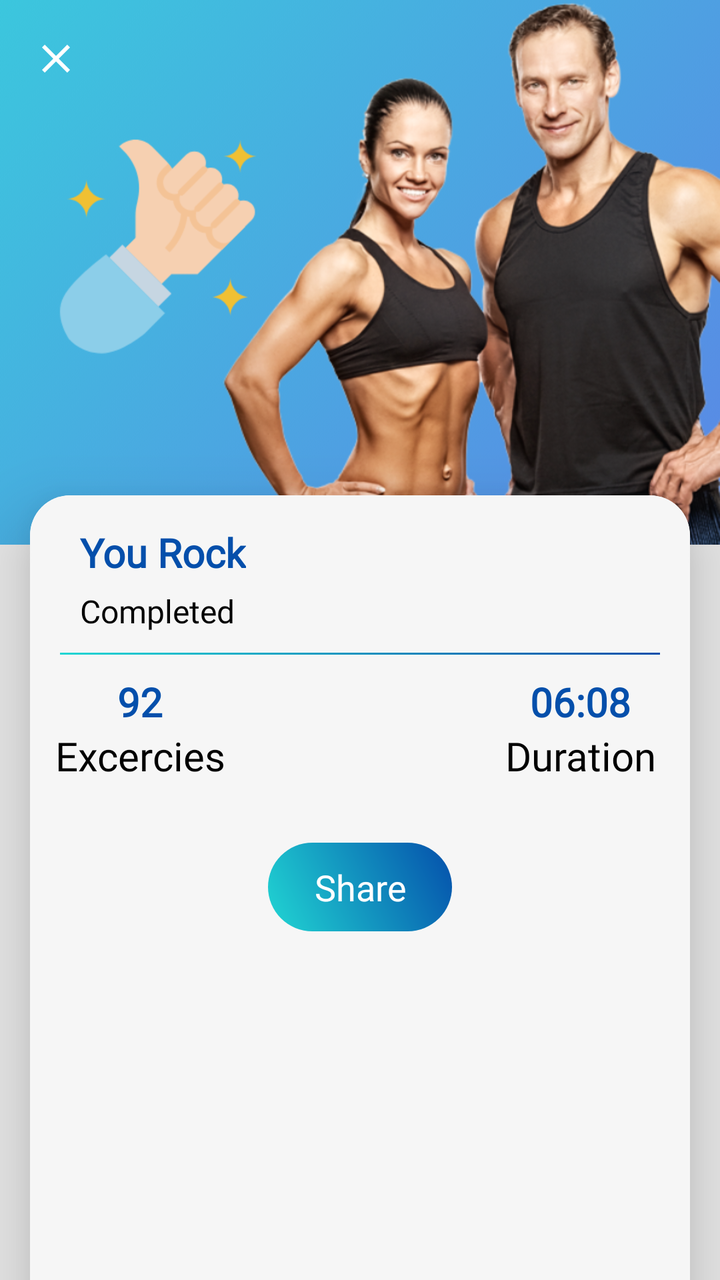
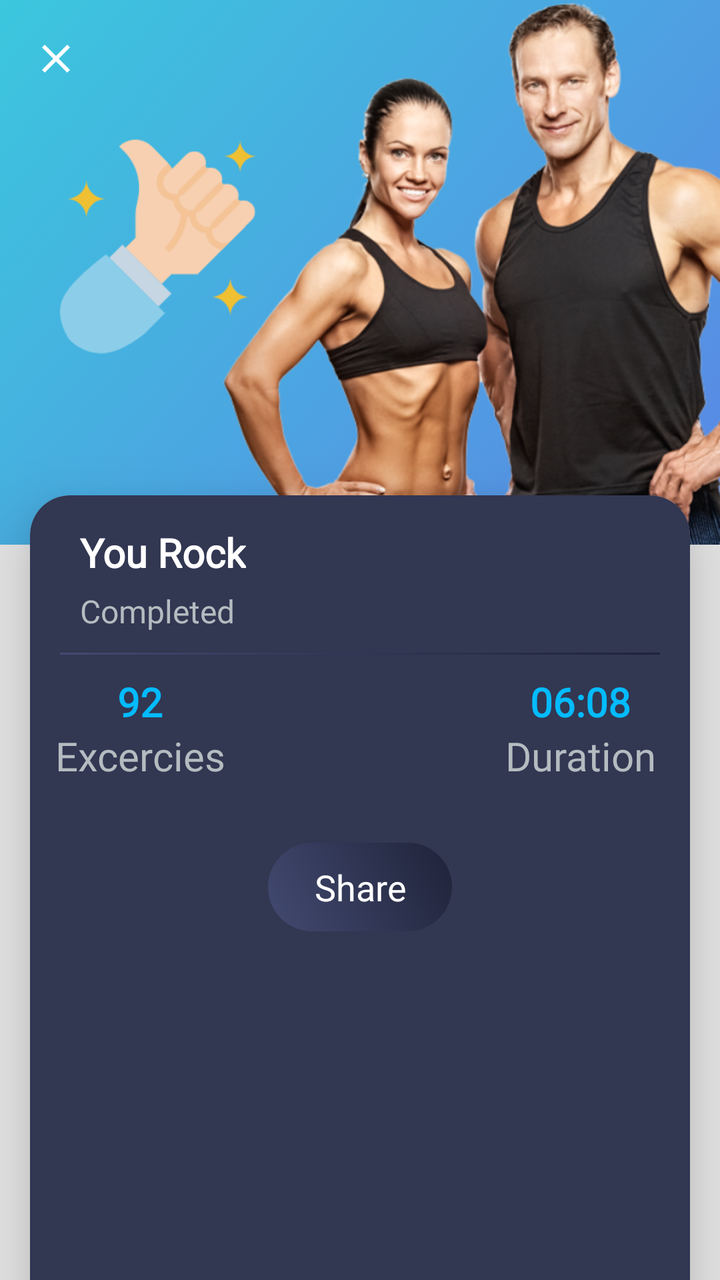

Compare the two renders of this Android layout. The source of the first and the diff that turns it into the second are given below.
<!-- AndroidManifest.xml: application theme AppTheme -->
<!-- res/layout/exc_completion_layout.xml -->
<?xml version="1.0" encoding="utf-8"?>
<LinearLayout xmlns:android="http://schemas.android.com/apk/res/android"
    xmlns:aapt="http://schemas.android.com/aapt"
    xmlns:app="http://schemas.android.com/apk/res-auto"
    android:layout_width="match_parent"
    android:layout_height="match_parent"
    android:background="@color/gray_color"
    android:orientation="vertical">

    <com.google.android.material.appbar.AppBarLayout
        android:id="@+id/appBarLayout"
        android:layout_marginTop="-35dp"
        android:layout_width="match_parent"
        android:background="@mipmap/workout_complete"
        android:layout_height="wrap_content">

        <androidx.appcompat.widget.Toolbar
            android:id="@+id/mtoolbar"
            android:layout_width="match_parent"
            android:layout_height="wrap_content"
            android:layout_marginTop="36dp"
            android:theme="@style/myToolbarTheme">

            <RelativeLayout
                android:layout_width="match_parent"
                android:layout_height="wrap_content">

                <ImageView
                    android:id="@+id/closeimage_Congrats"
                    android:layout_width="wrap_content"
                    android:layout_height="wrap_content"
                    android:layout_alignParentLeft="true"
                    android:layout_alignParentTop="true"
                    android:src="@drawable/ic_clear_black_24dp" />


            </RelativeLayout>
        </androidx.appcompat.widget.Toolbar>
    </com.google.android.material.appbar.AppBarLayout>

    <androidx.cardview.widget.CardView
        android:id="@+id/cardviewone"
        android:layout_width="match_parent"
        android:layout_height="match_parent"
        android:layout_marginLeft="@dimen/text_15"
        android:layout_marginTop="-25dp"
        android:layout_marginBottom="-20dp"
        android:layout_marginRight="@dimen/text_15"
        android:orientation="horizontal"
        app:cardCornerRadius="20dp"
        app:cardElevation="20dip">


    <ScrollView
        android:layout_width="match_parent"
        android:layout_height="match_parent"
        android:background="#f6f6f6">

        <RelativeLayout
            android:layout_width="match_parent"
            android:layout_height="wrap_content"
            android:theme="@style/Base.ThemeOverlay.AppCompat"
            app:layout_collapseMode="parallax">

            <TextView
                android:id="@+id/congrts_complete1"
                android:layout_width="wrap_content"
                android:layout_height="wrap_content"
                android:layout_alignParentStart="true"
                android:layout_marginTop="15dp"
                android:layout_marginLeft="25dp"
                android:fontFamily="@font/robotomedium"
                android:text="You Rock"
                android:textColor="@color/colorPrimaryDark"
                android:textSize="20sp"
                android:textStyle="bold" />


            <TextView
                android:id="@+id/congrts_complete"
                android:layout_width="wrap_content"
                android:layout_height="wrap_content"
                android:layout_marginLeft="25dp"
                android:layout_marginTop="5dp"
                android:fontFamily="@font/robotomedium"
                android:text="Completed"
                android:layout_below="@+id/congrts_complete1"
                android:textColor="@color/black"
                android:textSize="16sp"
                />



            <RelativeLayout
                android:id="@+id/reell"
                android:layout_width="match_parent"
                android:layout_height="1dp"
                android:layout_marginTop="10dp"
                android:layout_marginLeft="@dimen/text_15"
                android:layout_marginRight="@dimen/text_15"
                android:layout_below="@+id/congrts_complete"
                android:background="@drawable/a1_grad"/>

            <LinearLayout
                android:layout_width="match_parent"
                android:layout_height="wrap_content"
                android:layout_below="@+id/reell"
                android:layout_marginTop="10dp"
                android:orientation="vertical">

                <LinearLayout
                    android:layout_width="match_parent"
                    android:layout_height="wrap_content"

                    android:orientation="horizontal">

                    <TextView
                        android:id="@+id/congrts_ExNo"
                        android:layout_width="0dp"
                        android:layout_height="wrap_content"
                        android:layout_weight="1"
                        android:fontFamily="@font/robotomedium"
                        android:gravity="center"
                        android:text="92"
                        android:textColor="@color/colorPrimaryDark"
                        android:textSize="20sp"
                        android:textStyle="bold" />

                    <TextView
                        android:id="@+id/congrts_calorie"
                        android:layout_width="0dp"
                        android:layout_height="wrap_content"
                        android:layout_weight="1"
                        android:fontFamily="@font/robotomedium"
                        android:gravity="center"
                        android:text="Calorie"
                        android:textColor="@color/colorPrimaryDark"
                        android:textSize="20sp"
                        android:visibility="invisible" />

                    <TextView
                        android:id="@+id/congrts_duration"
                        android:layout_width="0dp"
                        android:layout_height="wrap_content"
                        android:layout_weight="1"
                        android:fontFamily="@font/robotomedium"
                        android:gravity="center"
                        android:text="06:08"
                        android:textColor="@color/colorPrimaryDark"
                        android:textSize="20sp"
                        android:textStyle="bold" />
                </LinearLayout>

                <LinearLayout
                    android:layout_width="match_parent"
                    android:layout_height="wrap_content"
                    android:orientation="horizontal">

                    <TextView
                        android:layout_width="0dp"
                        android:layout_height="wrap_content"
                        android:layout_weight="1"
                        android:fontFamily="@font/gothic"
                        android:gravity="center"
                        android:text="Excercies"
                        android:textColor="@color/black"
                        android:textSize="20sp" />

                    <TextView
                        android:id="@+id/congrats_tap"
                        android:layout_width="0dp"
                        android:layout_height="wrap_content"
                        android:layout_weight="1"
                        android:fontFamily="@font/robotomedium"
                        android:gravity="bottom|center_vertical|center_horizontal|center"
                        android:text="Tap here"
                        android:textColor="#000000"
                        android:textSize="16dp"
                        android:visibility="invisible" />

                    <TextView
                        android:layout_width="0dp"
                        android:layout_height="wrap_content"
                        android:layout_weight="1"
                        android:fontFamily="@font/gothic"
                        android:gravity="center"
                        android:text="Duration"
                        android:textColor="@color/black"
                        android:textSize="20sp" />
                </LinearLayout>


                <LinearLayout
                    android:layout_width="match_parent"
                    android:layout_height="wrap_content"
                    android:layout_marginTop="20dp"
                    android:orientation="vertical">

                    <LinearLayout
                        android:id="@+id/nativeAdContainer"
                        android:layout_width="match_parent"
                        android:layout_height="wrap_content"
                        android:layout_marginBottom="5dp"
                        android:background="@drawable/shape_roundedwhite"
                        android:orientation="vertical"
                        android:paddingTop="3dp"
                        android:paddingBottom="0dp"
                        android:visibility="gone" />
                </LinearLayout>

                <LinearLayout
                    android:layout_width="wrap_content"
                    android:gravity="center"
                    android:layout_marginTop="10dp"
                    android:layout_marginBottom="30dp"
                    android:layout_gravity="center"
                    android:padding="10dp"
                    android:background="@drawable/a3_grad"
                    android:layout_height="wrap_content">

                    <TextView
                        android:id="@+id/shareimage_Congrats"
                        android:layout_width="match_parent"
                        android:layout_height="wrap_content"
                        android:text="   Share   "
                        android:textSize="@dimen/text_18"
                        android:textAlignment="center"
                        android:fontFamily="@font/baloo"
                        android:textColor="@color/white"
                        android:layout_gravity="center"
                        />

                </LinearLayout>

            </LinearLayout>
        </RelativeLayout>
    </ScrollView>
    </androidx.cardview.widget.CardView>
</LinearLayout>
<!-- resources referenced by this layout -->
<resources>
  <color name="black">#000000</color>
  <color name="colorPrimaryDark">#044fab</color>
  <color name="gray_color">#E6E6E6</color>
  <color name="white">#ffffff</color>
  <dimen name="text_15">15sp</dimen>
  <dimen name="text_18">18sp</dimen>
  <!-- drawable a1_grad (drawable) -->
  <?xml version="1.0" encoding="utf-8"?>
  <shape xmlns:android="http://schemas.android.com/apk/res/android">
      <gradient
          android:angle="225"
          android:endColor="#21d6d3"
          android:startColor="#044fab" />
  
  
  </shape>
  <!-- drawable a3_grad (drawable) -->
  <?xml version="1.0" encoding="utf-8"?>
  <shape xmlns:android="http://schemas.android.com/apk/res/android">
      <gradient
          android:angle="225"
          android:endColor="#21d6d3"
          android:startColor="#044fab" />
  
      <corners android:radius="200dp"/>
      
  </shape>
  <!-- drawable ic_clear_black_24dp (drawable) -->
  <vector xmlns:android="http://schemas.android.com/apk/res/android"
      android:width="24dp"
      android:height="24dp"
      android:viewportWidth="24"
      android:viewportHeight="24"
      android:tint="?attr/colorControlNormal">
    <path
        android:fillColor="@android:color/white"
        android:pathData="M19,6.41L17.59,5 12,10.59 6.41,5 5,6.41 10.59,12 5,17.59 6.41,19 12,13.41 17.59,19 19,17.59 13.41,12z"/>
  </vector>
  <!-- drawable shape_roundedwhite (drawable) -->
  <?xml version="1.0" encoding="utf-8"?>
  <shape android:shape="rectangle"
    xmlns:android="http://schemas.android.com/apk/res/android">
      <solid android:color="@color/white" />
      <stroke android:width="2.0dip" android:color="#ffdcdcdc" />
      <padding android:left="5.0dip" android:top="5.0dip" android:right="5.0dip" android:bottom="5.0dip" />
      <corners android:radius="8.0dip" />
  </shape>
  <!-- mipmap workout_complete: png bitmap (mipmap-xhdpi, 398407 bytes) -->
  <style name="myToolbarTheme" parent="@style/ThemeOverlay.AppCompat.Dark.ActionBar">
          <item name="colorControlNormal">@color/white</item>
      </style>
  <style name="AppTheme" parent="Theme.AppCompat.Light.DarkActionBar">
          
          <item name="colorPrimary">@color/colorPrimary</item>
          <item name="colorPrimaryDark">@color/colorPrimaryDark</item>
          <item name="colorAccent">@color/colorAccent</item>
      </style>
  <color name="colorPrimary">#36D1DC</color>
  <color name="colorAccent">#03DAC5</color>
</resources>

<!-- the commit's change to res/layout/exc_completion_layout.xml (unified diff, before → after) -->
@@ -54,7 +54,7 @@
     <ScrollView
         android:layout_width="match_parent"
         android:layout_height="match_parent"
-        android:background="#f6f6f6">
+        android:background="#323752">
 
         <RelativeLayout
             android:layout_width="match_parent"
@@ -71,7 +71,7 @@
                 android:layout_marginLeft="25dp"
                 android:fontFamily="@font/robotomedium"
                 android:text="You Rock"
-                android:textColor="@color/colorPrimaryDark"
+                android:textColor="@color/white"
                 android:textSize="20sp"
                 android:textStyle="bold" />
 
@@ -85,7 +85,7 @@
                 android:fontFamily="@font/robotomedium"
                 android:text="Completed"
                 android:layout_below="@+id/congrts_complete1"
-                android:textColor="@color/black"
+                android:textColor="@color/textColor"
                 android:textSize="16sp"
                 />
 
@@ -122,7 +122,7 @@
                         android:fontFamily="@font/robotomedium"
                         android:gravity="center"
                         android:text="92"
-                        android:textColor="@color/colorPrimaryDark"
+                        android:textColor="@color/colorSkyBlue"
                         android:textSize="20sp"
                         android:textStyle="bold" />
 
@@ -146,7 +146,7 @@
                         android:fontFamily="@font/robotomedium"
                         android:gravity="center"
                         android:text="06:08"
-                        android:textColor="@color/colorPrimaryDark"
+                        android:textColor="@color/colorSkyBlue"
                         android:textSize="20sp"
                         android:textStyle="bold" />
                 </LinearLayout>
@@ -163,7 +163,7 @@
                         android:fontFamily="@font/gothic"
                         android:gravity="center"
                         android:text="Excercies"
-                        android:textColor="@color/black"
+                        android:textColor="@color/textColor"
                         android:textSize="20sp" />
 
                     <TextView
@@ -185,7 +185,7 @@
                         android:fontFamily="@font/gothic"
                         android:gravity="center"
                         android:text="Duration"
-                        android:textColor="@color/black"
+                        android:textColor="@color/textColor"
                         android:textSize="20sp" />
                 </LinearLayout>
 
<!-- resource entries referenced after the edit -->
@@ -1,8 +1,9 @@
 <!-- resources referenced by this layout -->
 <resources>
-  <color name="black">#000000</color>
-  <color name="colorPrimaryDark">#044fab</color>
+  <color name="colorPrimaryDark">#1F2339</color>
+  <color name="colorSkyBlue">#03BBFF</color>
   <color name="gray_color">#E6E6E6</color>
+  <color name="textColor">#ffb4bcc0</color>
   <color name="white">#ffffff</color>
   <dimen name="text_15">15sp</dimen>
   <dimen name="text_18">18sp</dimen>
@@ -11,21 +12,21 @@
   <shape xmlns:android="http://schemas.android.com/apk/res/android">
       <gradient
           android:angle="225"
-          android:endColor="#21d6d3"
-          android:startColor="#044fab" />
+          android:endColor="#434A71"
+          android:startColor="#1F2339" />
   
   
   </shape>
   <!-- drawable a3_grad (drawable) -->
   <?xml version="1.0" encoding="utf-8"?>
   <shape xmlns:android="http://schemas.android.com/apk/res/android">
-      <gradient
-          android:angle="225"
-          android:endColor="#21d6d3"
-          android:startColor="#044fab" />
+  <gradient
+      android:angle="225"
+      android:endColor="#434A71"
+      android:startColor="#1F2339" />
   
-      <corners android:radius="200dp"/>
-      
+  <corners android:radius="200dp"/>
+  
   </shape>
   <!-- drawable ic_clear_black_24dp (drawable) -->
   <vector xmlns:android="http://schemas.android.com/apk/res/android"
@@ -57,7 +58,7 @@
           <item name="colorPrimaryDark">@color/colorPrimaryDark</item>
           <item name="colorAccent">@color/colorAccent</item>
       </style>
-  <color name="colorPrimary">#36D1DC</color>
-  <color name="colorAccent">#03DAC5</color>
+  <color name="colorPrimary">#434A71</color>
+  <color name="colorAccent">#1F2339</color>
 </resources>
 
